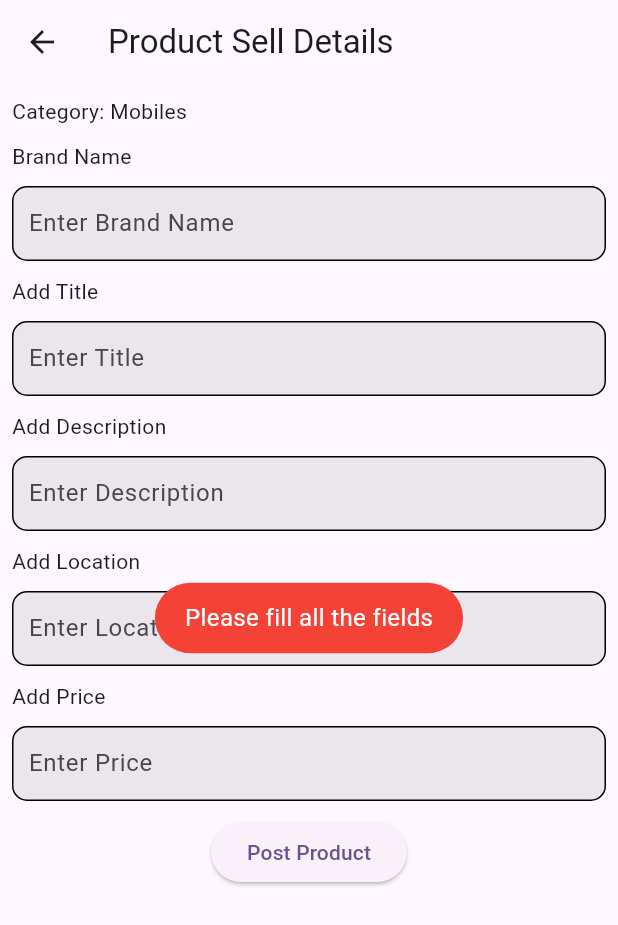
After one commit to Mohsinishfaq07/market_app, a Flutter app: the ProductSellDetails screen opened directly, after a tap on "Post Product", on a phone screen of 412 x 824 dp. The commit adds this screen. Shown: the top 925 px of the screen. Run offline on Flutter 3.47's test engine with Material 3 defaults, Android fonts, the phone set to English and light mode, and no system bars; our stand-ins replace cloud_firestore, firebase_auth, firebase_core, flutter_riverpod, fluttertoast; accounts and stored records are empty.

Commit message:
mobile category ui done

```diff
--- a/lib/constants/constants.dart
+++ b/lib/constants/constants.dart
@@ -1,5 +1,6 @@
 import 'package:market/functions/global_functions.dart';
 import 'package:market/lists/lists.dart';
+import 'package:market/providers/product_sell_provider.dart';
 import 'package:market/providers/sell_section_providers/sell_section_provider.dart';
 import 'package:market/services/auth/auth_services.dart';
 import 'package:market/providers/auth_providers/auth_provider.dart';
@@ -15,3 +16,4 @@ Lists lists = Lists();
 
 AuthenticationProvider authProvider = AuthenticationProvider();
 SellSectionProvider sellSectionProvider = SellSectionProvider();
+ProductSellProvider productSellProvider = ProductSellProvider();
--- a/lib/enums/global_enums.dart
+++ b/lib/enums/global_enums.dart
@@ -1 +1,12 @@
 enum ToastType { success, error, info }
+
+enum ProductSellType {
+  mobile,
+  tablets,
+  accessories,
+  accessoriesCharger,
+  accessoriesHeadphones,
+  smartwatch,
+  car,
+  bike,
+}
--- /dev/null
+++ b/lib/providers/product_sell_provider.dart
@@ -0,0 +1,28 @@
+import 'package:flutter/material.dart';
+import 'package:flutter_riverpod/flutter_riverpod.dart';
+
+class ProductSellProvider {
+  final imageLists = StateProvider((ref) {
+    return [];
+  });
+
+  final productName = StateProvider<String>((ref) {
+    return '';
+  });
+
+  final productDescription = StateProvider<String>((ref) {
+    return '';
+  });
+  final productPrice = StateProvider<String>((ref) {
+    return '';
+  });
+  final productLocation = StateProvider<String>((ref) {
+    return '';
+  });
+  final productTitle = StateProvider<String>((ref) {
+    return '';
+  });
+  final productCondition = StateProvider<String>((ref) {
+    return '';
+  });
+}
--- a/lib/view/home_page/home_page.dart
+++ b/lib/view/home_page/home_page.dart
@@ -1,7 +1,7 @@
 import 'package:flutter/material.dart';
 import 'package:flutter_riverpod/flutter_riverpod.dart';
 import 'package:market/constants/constants.dart';
-import 'package:market/view/sell_section/sell_page.dart';
+import 'package:market/view/sell_section/main_categories.dart';
 import 'package:market/widgets/app_bar/custom_app_bar.dart';
 
 class HomePage extends ConsumerWidget {
@@ -20,7 +20,7 @@ class HomePage extends ConsumerWidget {
           children: [
             ElevatedButton(
               onPressed: () {
-                globalFunctions.nextScreen(context, SellPage());
+                globalFunctions.nextScreen(context, MainCategoriesPage());
               },
               child: const Text('Sell Page'),
             ),
--- /dev/null
+++ b/lib/view/product_selling/mobile_sell.dart
@@ -0,0 +1,116 @@
+import 'package:flutter/material.dart';
+import 'package:flutter_riverpod/flutter_riverpod.dart';
+import 'package:market/constants/constants.dart';
+import 'package:market/enums/global_enums.dart';
+import 'package:market/widgets/custom_input/custom_input_field.dart';
+
+class MobileSell extends ConsumerWidget {
+  const MobileSell({super.key});
+
+  @override
+  Widget build(BuildContext context, WidgetRef ref) {
+    return Padding(
+      padding: const EdgeInsets.all(8.0),
+      child: Column(
+        spacing: 10.0,
+        crossAxisAlignment: CrossAxisAlignment.start,
+        children: [
+          const Text('Category: Mobiles'),
+          const Text('Brand Name'),
+          Consumer(
+            builder: (_, WidgetRef ref, __) {
+              return MyTextField(
+                hintText: 'Enter Brand Name',
+                onChanged: (val) {
+                  ref.read(productSellProvider.productName.notifier).state =
+                      val;
+                },
+              );
+            },
+          ),
+          const Text('Add Title'),
+          Consumer(
+            builder: (_, WidgetRef ref, __) {
+              return MyTextField(
+                hintText: 'Enter Title',
+                onChanged: (val) {
+                  ref.read(productSellProvider.productTitle.notifier).state =
+                      val;
+                },
+              );
+            },
+          ),
+          const Text('Add Description'),
+          Consumer(
+            builder: (_, WidgetRef ref, __) {
+              return MyTextField(
+                hintText: 'Enter Description',
+                onChanged: (val) {
+                  ref
+                      .read(productSellProvider.productDescription.notifier)
+                      .state = val;
+                },
+              );
+            },
+          ),
+          const Text('Add Location'),
+          Consumer(
+            builder: (_, WidgetRef ref, __) {
+              return MyTextField(
+                hintText: 'Enter Location',
+                onChanged: (val) {
+                  ref.read(productSellProvider.productLocation.notifier).state =
+                      val;
+                },
+              );
+            },
+          ),
+          const Text('Add Price'),
+          Consumer(
+            builder: (_, WidgetRef ref, __) {
+              return MyTextField(
+                hintText: 'Enter Price',
+                keyboardType: TextInputType.number,
+                onChanged: (val) {
+                  ref.read(productSellProvider.productPrice.notifier).state =
+                      val;
+                },
+              );
+            },
+          ),
+          Consumer(
+            builder: (_, WidgetRef ref, __) {
+              final productBrand = ref.watch(productSellProvider.productName);
+              final productTitle = ref.watch(productSellProvider.productTitle);
+              final productDescription =
+                  ref.watch(productSellProvider.productDescription);
+              final productPrice = ref.watch(productSellProvider.productPrice);
+              final productLocation =
+                  ref.watch(productSellProvider.productLocation);
+
+              return Center(
+                child: ElevatedButton(
+                    onPressed: () {
+                      if (productBrand.isEmpty ||
+                          productTitle.isEmpty ||
+                          productDescription.isEmpty ||
+                          productPrice.isEmpty ||
+                          productLocation.isEmpty) {
+                        globalFunctions.showToast(
+                            message: 'Please fill all the fields',
+                            toastType: ToastType.error);
+                      } else {
+                        globalFunctions.showToast(
+                            message: 'Posted Successfully',
+                            toastType: ToastType.success);
+                      }
+                    },
+                    child: const Text('Post Product')),
+              );
+            },
+          )
+        ],
+      ),
+    );
+  }
+}
--- /dev/null
+++ b/lib/view/sell_section/product_sell_details.dart
@@ -0,0 +1,48 @@
+import 'package:flutter/material.dart';
+import 'package:flutter_riverpod/flutter_riverpod.dart';
+import 'package:market/enums/global_enums.dart';
+import 'package:market/view/product_selling/mobile_sell.dart';
+import 'package:market/view/product_selling/tablet_sell.dart';
+import 'package:market/view/product_selling/watch_sell_details.dart';
+
+class ProductSellDetails extends ConsumerWidget {
+  final ProductSellType productSellType;
+  const ProductSellDetails({super.key, required this.productSellType});
+
+  @override
+  Widget build(BuildContext context, WidgetRef ref) {
+    return Scaffold(
+        appBar: AppBar(
+          title: const Text('Product Sell Details'),
+        ),
+        body: SafeArea(
+            child: SingleChildScrollView(
+          child: getProductPage(productSellType: productSellType),
+        )));
+  }
+
+  Widget getProductPage({required ProductSellType productSellType}) {
+    switch (productSellType) {
+      case ProductSellType.mobile:
+        return MobileSell();
+      case ProductSellType.tablets:
+        return TabletSell();
+      case ProductSellType.accessories:
+        return WatchSellDetails();
+      case ProductSellType.accessoriesCharger:
+        // TODO: Handle this case.
+        throw UnimplementedError();
+      case ProductSellType.accessoriesHeadphones:
+        // TODO: Handle this case.
+        throw UnimplementedError();
+      case ProductSellType.smartwatch:
+        return WatchSellDetails();
+      case ProductSellType.car:
+        // TODO: Handle this case.
+        throw UnimplementedError();
+      case ProductSellType.bike:
+        // TODO: Handle this case.
+        throw UnimplementedError();
+    }
+  }
+}
```
Also changed, not shown: lib/lists/lists.dart (+115 -13 lines), lib/view/product_selling/tablet_sell.dart (added, +132 -0 lines), lib/view/product_selling/watch_sell_details.dart (added, +132 -0 lines), lib/view/sell_section/main_categories.dart (renamed from lib/view/sell_section/sell_page.dart, +9 -9 lines), lib/view/sell_section/sub_categories.dart (added, +30 -0 lines).
